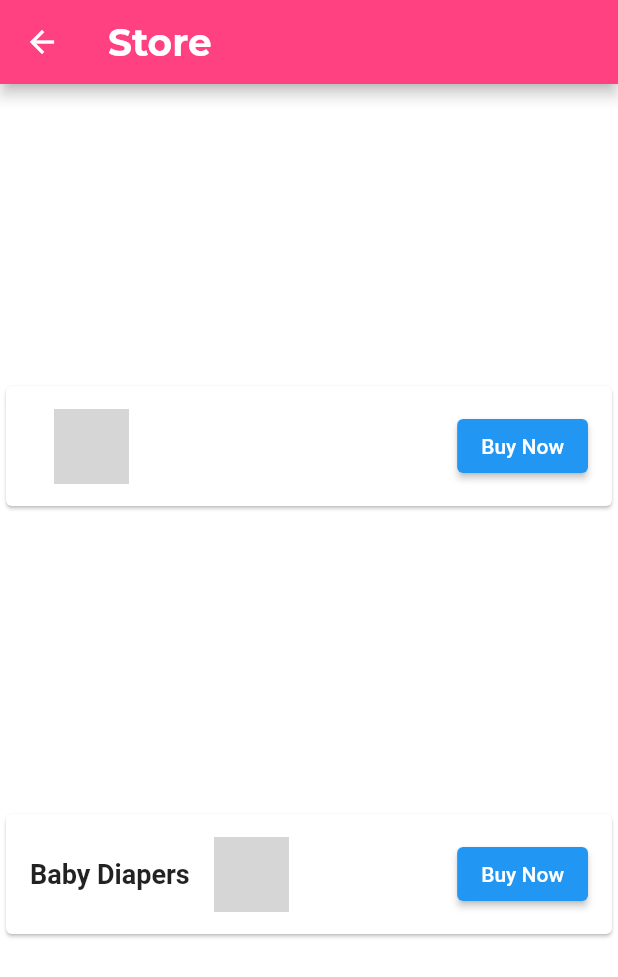
After one commit to shree-10/Pregcare, a Flutter app: the Mstore screen opened by its route, after a tap on "Buy Now", on a phone screen of 412 x 824 dp. The commit adds this screen. Shown: the top 977 px of the screen. Run offline on Flutter 3.47's test engine with Material 2 defaults, Android fonts, the phone set to English and light mode, and no system bars; our stand-ins replace contained_tab_bar_view, google_fonts, salomon_bottom_bar, scroll_snap_list; network calls fail; grey boxes are pictures that could not be loaded.

Commit message:
Changes in store card: 	new file:   .vscode/c_cpp_properties.json 	new file:   .vscode/settings.json 	new file:   assets/images/store/diaper_1.jpg 	modified:   lib/main.dart 	modified:   lib/mom/m_main.dart 	new file:   lib/mom/m_store.dart 	modified:   lib/utils/routes.dart 	new file:   lib/widgets/store_link_card.dart 	modified:   linux/flutter/generated_plugin_registrant.cc 	modified:   linux/flutter/generated_plugins.cmake 	modified:   macos/Flutter/GeneratedPluginRegistrant.swift 	modified:   pubspec.lock 	modified:   pubspec.yaml 	modified:   windows/flutter/generated_plugin_registrant.cc 	modified:   windows/flutter/generated_plugins.cmake

```diff
--- a/lib/main.dart
+++ b/lib/main.dart
@@ -1,6 +1,7 @@
 import 'package:flutter/material.dart';
 import 'package:flutter/services.dart';
 import 'package:pregcare/mom/m_weight.dart';
+import 'package:pregcare/mom/m_store.dart';
 import 'package:pregcare/pages/pregcare.dart';
 import 'package:pregcare/utils/routes.dart';
 
@@ -18,7 +19,7 @@ class MyApp extends StatelessWidget {
       theme: ThemeData(
         scaffoldBackgroundColor: Colors.white,
         appBarTheme: AppBarTheme(
-          color: Colors.pink[200],
+          color: Colors.pinkAccent,
         ),
         bottomSheetTheme: BottomSheetThemeData(
           backgroundColor: Colors.black.withOpacity(0),
@@ -28,6 +29,7 @@ class MyApp extends StatelessWidget {
       routes: {
         "/": (context) => Pregcare(),
         PregcareRoutes().momWeightRoute: (context) => MWeight(),
+        PregcareRoutes().momStoreRoute: (context) => Mstore(),
       },
     );
   }
--- a/lib/mom/m_main.dart
+++ b/lib/mom/m_main.dart
@@ -27,7 +27,7 @@ class MMain extends StatelessWidget {
     MomTileCrad(
         title_text: "Store",
         image_url: "assets/images/m_store.png",
-        openUrl: "hello"),
+        openUrl: PregcareRoutes().momStoreRoute),
     MomTileCrad(
         title_text: "Articles",
         image_url: "assets/images/m_articles.png",
--- /dev/null
+++ b/lib/mom/m_store.dart
@@ -0,0 +1,33 @@
+import 'package:flutter/material.dart';
+import 'package:google_fonts/google_fonts.dart';
+import '../widgets/store_link_card.dart';
+
+class Mstore extends StatelessWidget {
+  const Mstore({super.key});
+
+  @override
+  Widget build(BuildContext context) {
+    return Scaffold(
+      appBar: AppBar(
+        title: Text(
+          "Store",
+          style: GoogleFonts.montserrat(
+              fontWeight: FontWeight.bold, fontSize: 25, color: Colors.white),
+        ),
+      ),
+      body: Column(
+        mainAxisAlignment: MainAxisAlignment.spaceEvenly,
+        children: [
+          Store(
+              url: "https://www.amazon.in/s?k=baby+diapers&ref=nb_sb_noss",
+              imageUrl: "assets/images/store/diaper_1.jpg",
+              text: ""),
+          Store(
+              url: "https://www.flipkart.in",
+              imageUrl: "assets/images/store/diaper_1.jpg",
+              text: "Baby Diapers"),
+        ],
+      ),
+    );
+  }
+}
--- a/lib/utils/routes.dart
+++ b/lib/utils/routes.dart
@@ -1,4 +1,5 @@
 class PregcareRoutes {
   final String splashRoute = "/m_main";
   final String momWeightRoute = "m_weight";
+  final String momStoreRoute = "m_store";
 }
--- /dev/null
+++ b/lib/widgets/store_link_card.dart
@@ -0,0 +1,56 @@
+import 'package:flutter/material.dart';
+import 'package:url_launcher/url_launcher.dart';
+
+class Store extends StatelessWidget {
+  final String imageUrl;
+  final String url;
+  final String text;
+
+  const Store(
+      {Key? key, required this.imageUrl, required this.url, required this.text})
+      : super(key: key);
+
+  @override
+  Widget build(BuildContext context) {
+    return Card(
+      child: Row(
+        children: [
+          Padding(
+            padding: const EdgeInsets.all(16.0),
+            child: Text(
+              text,
+              style: TextStyle(
+                fontSize: 18.0,
+                fontWeight: FontWeight.bold,
+              ),
+            ),
+          ),
+          Image.network(
+            imageUrl,
+            height: 50,
+            width: 50,
+            fit: BoxFit.cover,
+          ),
+          Expanded(
+            child: Align(
+              alignment: Alignment.centerRight,
+              child: Padding(
+                padding: const EdgeInsets.all(16.0),
+                child: ElevatedButton(
+                  onPressed: () async {
+                    if (await canLaunch(url)) {
+                      await launch(url);
+                    } else {
+                      throw 'Could not launch $url';
+                    }
+                  },
+                  child: Text('Buy Now'),
+                ),
+              ),
+            ),
+          ),
+        ],
+      ),
+    );
+  }
+}
--- a/pubspec.yaml
+++ b/pubspec.yaml
@@ -48,6 +48,7 @@ dependencies:
   google_fonts: ^4.0.3
   contained_tab_bar_view: ^0.8.0
   scroll_snap_list: ^0.9.1
+  url_launcher: ^6.1.10
 
 dev_dependencies:
   flutter_test:
```
Also changed, not shown: assets/images/store/diaper_1.jpg (added), pubspec.lock, 5 other files.
